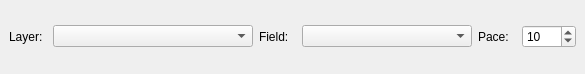
First picture: the form in VectorTools/calc_contour.ui, repository dsgoficial/DsgTools, before the edit.
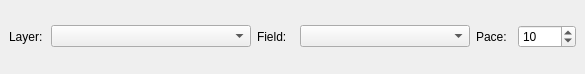
Second picture: the form after the edit.

Commit message: Enabling negative increment values.

```diff
--- a/VectorTools/calc_contour.ui
+++ b/VectorTools/calc_contour.ui
@@ -70,6 +70,9 @@
     </item>
     <item row="0" column="5">
      <widget class="QSpinBox" name="spinBox">
+      <property name="minimum">
+       <number>-1000</number>
+      </property>
       <property name="maximum">
        <number>1000</number>
       </property>
```
